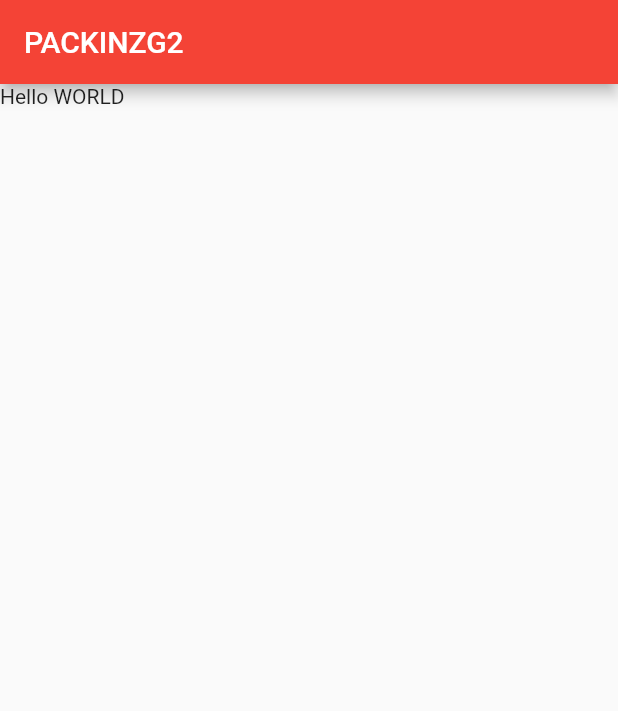
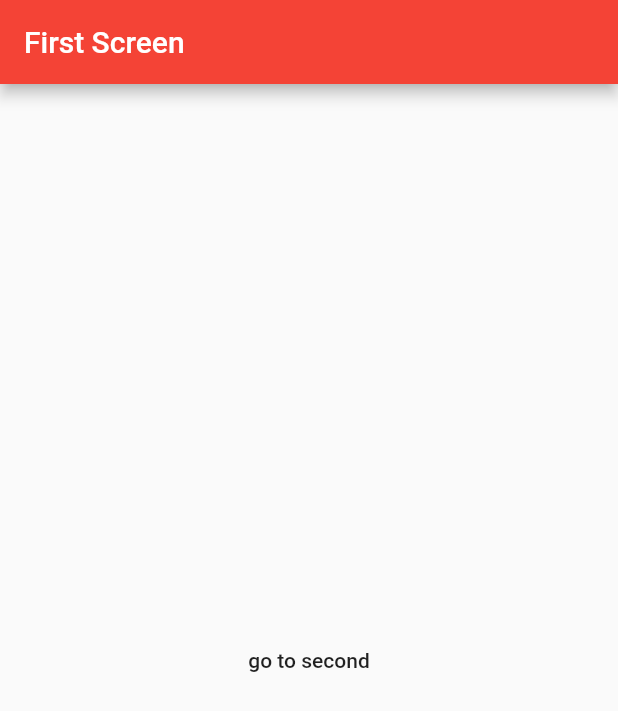
Before and after one commit to yaipajim/lab01, a Flutter app: the screen it shows after launch, on a phone screen of 412 x 824 dp. Shown: the top 711 px of the screen. Run offline on Flutter 3.47's test engine with Material 2 defaults, Android fonts, the phone set to English and light mode, and no system bars.

Commit message:
flutter component 2

```diff
--- a/lib/main.dart
+++ b/lib/main.dart
@@ -1,4 +1,7 @@
 import 'package:flutter/material.dart';
+import './ui/first_Screen.dart';
+import './ui/second_Screen.dart';
+import './ui/detail_screen.dart';
 
 void main() => runApp(MyApp());
 
@@ -8,24 +11,16 @@ class MyApp extends StatelessWidget {
   Widget build(BuildContext context) {
     return MaterialApp(
       title: 'Flutter Demo',
-      // debugShowCheckedModeBanner: false,
+      // debugShowCheckedModeBanner: false, //show bar debug
       theme: ThemeData(
         primarySwatch: Colors.red,
       ),
-      home: MyHomePage(),
+      // home: MyHomePage(),
+      routes:{
+        "/" :(context) => FirstScreen(),
+        "/second":(context) => SecondScreen(),
+        "/detail":(context) => DetailScreen(),
+        },
     );
   }
 }
-
-class MyHomePage extends StatelessWidget {
-  @override
-  Widget build(BuildContext context) {
-    // TODO: implement build
-    return Scaffold(
-      appBar: AppBar(
-        title: Text("PACKINZG2"),
-      ),
-      body: Text('Hello WORLD'),
-    );
-  }
-}
--- /dev/null
+++ b/lib/ui/detail_screen.dart
@@ -0,0 +1,23 @@
+import 'package:flutter/material.dart';
+
+class DetailScreen extends StatelessWidget{
+
+  final String title;
+  DetailScreen({this.title});
+
+  Widget build(BuildContext context){
+    return Scaffold(
+      appBar: AppBar(
+        title: Text("$title Screen"),
+      ),// Appbar
+      body: Center(
+        child: FlatButton(
+          child:Text("go to second"),
+        onPressed: () {
+          Navigator.pushNamed(context, "/second");
+        },
+        ), //Text("First Screen"),
+      ),// center
+    );//scafford
+  }
+}
--- /dev/null
+++ b/lib/ui/first_Screen.dart
@@ -0,0 +1,19 @@
+import 'package:flutter/material.dart';
+
+class FirstScreen extends StatelessWidget{
+  @override
+  Widget build(BuildContext context){
+    return Scaffold(
+      appBar: AppBar(
+        title: Text("First Screen"),
+      ),// Appbar
+      body: Center(
+        child: FlatButton(child:Text("go to second"),
+        onPressed: () {
+          Navigator.pushNamed(context, "/second");
+        },
+        ), //Text("First Screen"),
+      ),// center
+    );//scafford
+  }
+}
```
Also changed, not shown: lib/ui/my_custom_form.dart (added, +29 -0 lines), lib/ui/second_Screen.dart (added, +20 -0 lines).
